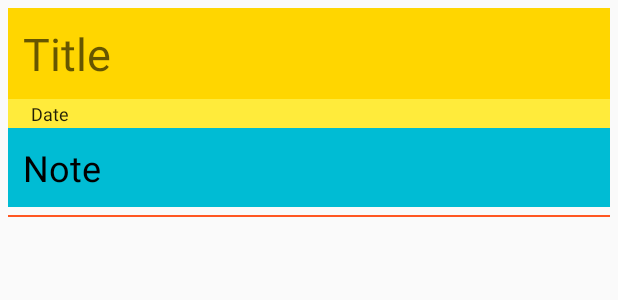
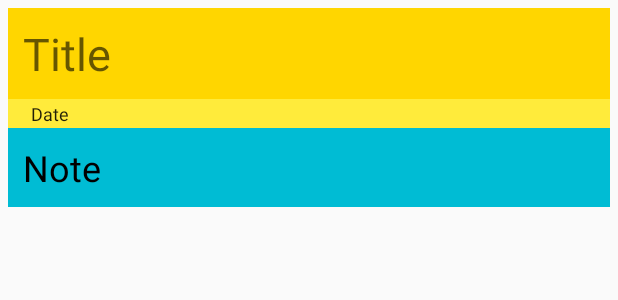
Before and after one commit to sagar9268/NoteIT, an Android app: the layout item_note.xml on its own in the app's theme, with its tools: preview values and no code run, on a phone screen of 412 x 824 dp. Shown: the top 300 px of the screen. Run offline under Robolectric (Android 15) with nearby library versions, the phone set to English and light mode, and no system bars.

Commit message:
minor layout update

```diff
--- a/app/src/main/res/layout/item_note.xml
+++ b/app/src/main/res/layout/item_note.xml
@@ -61,6 +61,5 @@
         android:layout_width="match_parent"
         android:layout_height="1dp"
         android:layout_margin="5dp"
-        android:layout_weight="0"
-        android:background="@color/colorAccent" />
+        android:layout_weight="0" />
 </LinearLayout>
```
